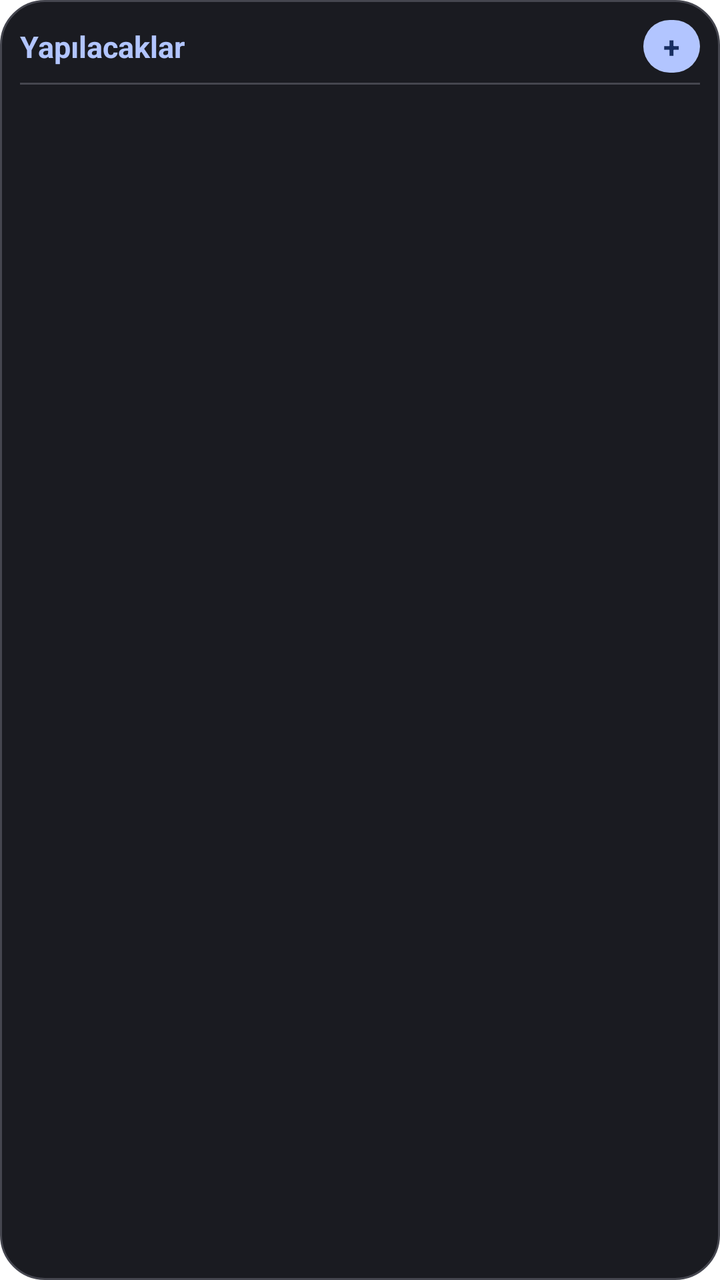
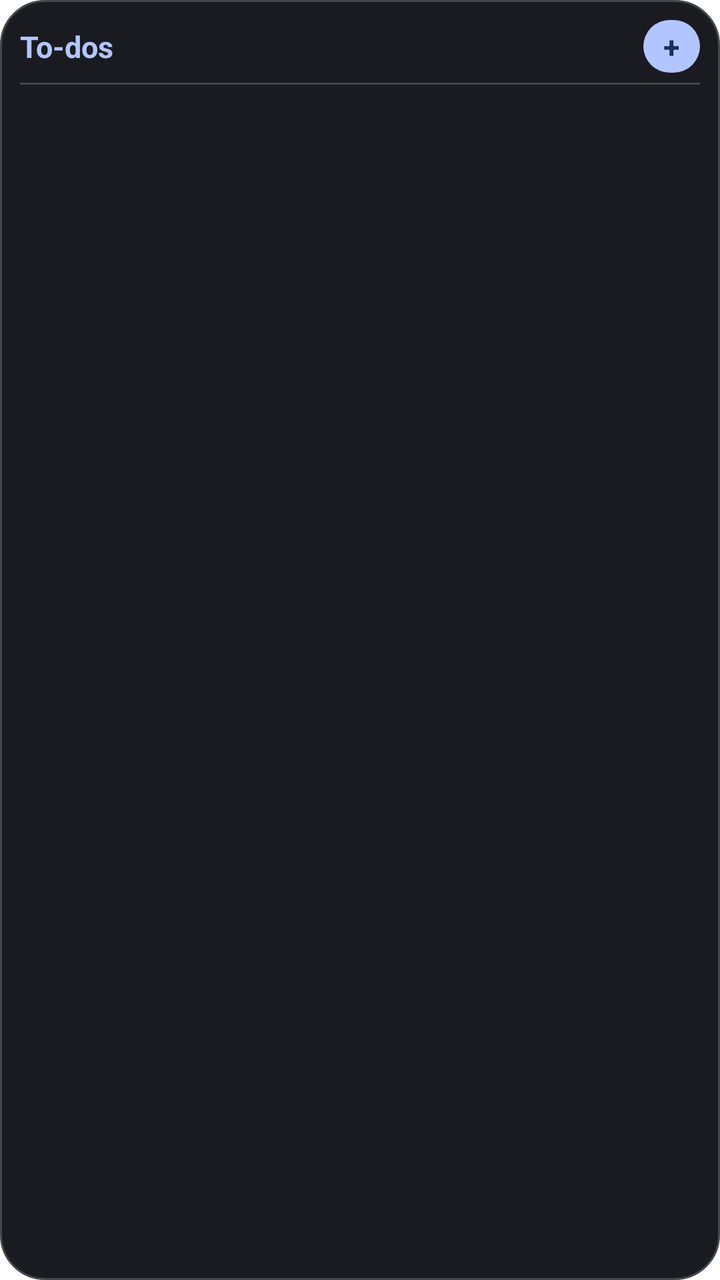

Two renders of the same Android screen: before a commit and after it. Below are the layout's source before the change and the commit's diff.
<!-- AndroidManifest.xml: fallback theme Theme.MaterialComponents.DayNight.NoActionBar -->
<!-- res/layout/todo_widget_dark.xml -->
<?xml version="1.0" encoding="utf-8"?>
<LinearLayout xmlns:android="http://schemas.android.com/apk/res/android"
    android:id="@+id/todo_widget_container"
    android:layout_width="match_parent"
    android:layout_height="match_parent"
    android:background="@drawable/widget_bg_dark"
    android:orientation="vertical"
    android:padding="10dp">

    
    <LinearLayout
        android:layout_width="match_parent"
        android:layout_height="wrap_content"
        android:gravity="center_vertical"
        android:orientation="horizontal">

        <TextView
            android:id="@+id/todo_widget_title"
            android:layout_width="0dp"
            android:layout_height="wrap_content"
            android:layout_weight="1"
            android:text="Yapılacaklar"
            android:textColor="@color/widget_title_dark"
            android:textSize="15sp"
            android:textStyle="bold" />

        <TextView
            android:id="@+id/todo_widget_add_btn"
            android:layout_width="wrap_content"
            android:layout_height="wrap_content"
            android:background="@drawable/widget_button_bg_dark"
            android:paddingStart="10dp"
            android:paddingEnd="10dp"
            android:paddingTop="3dp"
            android:paddingBottom="3dp"
            android:text="+"
            android:textColor="@color/widget_button_text_dark"
            android:textSize="15sp"
            android:textStyle="bold" />
    </LinearLayout>

    <FrameLayout
        android:layout_width="match_parent"
        android:layout_height="1dp"
        android:layout_marginTop="5dp"
        android:layout_marginBottom="4dp"
        android:background="@color/widget_divider_dark" />

    
    <TextView
        android:id="@+id/todo_widget_empty"
        android:layout_width="match_parent"
        android:layout_height="match_parent"
        android:gravity="center"
        android:text="Yapılacak yok · + Ekle"
        android:textColor="@color/widget_empty_dark"
        android:textSize="13sp"
        android:visibility="gone" />

    
    <ListView
        android:id="@+id/todo_list_view"
        android:layout_width="match_parent"
        android:layout_height="0dp"
        android:layout_weight="1"
        android:divider="@null"
        android:dividerHeight="0dp"
        android:scrollbars="vertical" />

</LinearLayout>
<!-- resources referenced by this layout -->
<resources>
  <color name="widget_button_text_dark">#182E60</color>
  <color name="widget_divider_dark">#45464F</color>
  <color name="widget_empty_dark">#C5C6D0</color>
  <color name="widget_title_dark">#B2C5FF</color>
  <!-- drawable widget_bg_dark (drawable) -->
  <?xml version="1.0" encoding="utf-8"?>
  <shape xmlns:android="http://schemas.android.com/apk/res/android"
      android:shape="rectangle">
      <corners android:radius="22dp" />
      <solid android:color="@color/widget_bg_dark" />
      <stroke android:width="1dp" android:color="@color/widget_border_dark" />
  </shape>
  <!-- drawable widget_button_bg_dark (drawable) -->
  <?xml version="1.0" encoding="utf-8"?>
  <shape xmlns:android="http://schemas.android.com/apk/res/android"
      android:shape="rectangle">
      <corners android:radius="14dp" />
      <solid android:color="@color/widget_button_bg_dark" />
  </shape>
  <color name="widget_bg_dark">#1A1B21</color>
  <color name="widget_border_dark">#45464F</color>
  <color name="widget_button_bg_dark">#B2C5FF</color>
</resources>

<!-- the commit's change to res/layout/todo_widget_dark.xml (unified diff, before → after) -->
@@ -19,7 +19,7 @@
             android:layout_width="0dp"
             android:layout_height="wrap_content"
             android:layout_weight="1"
-            android:text="Yapılacaklar"
+            android:text="@string/todo_widget_name"
             android:textColor="@color/widget_title_dark"
             android:textSize="15sp"
             android:textStyle="bold" />
@@ -52,7 +52,7 @@
         android:layout_width="match_parent"
         android:layout_height="match_parent"
         android:gravity="center"
-        android:text="Yapılacak yok · + Ekle"
+        android:text="@string/todo_widget_empty"
         android:textColor="@color/widget_empty_dark"
         android:textSize="13sp"
         android:visibility="gone" />
<!-- resource entries referenced after the edit -->
@@ -19,6 +19,8 @@
       <corners android:radius="14dp" />
       <solid android:color="@color/widget_button_bg_dark" />
   </shape>
+  <string name="todo_widget_empty">No to-dos · + Add</string>
+  <string name="todo_widget_name">To-dos</string>
   <color name="widget_bg_dark">#1A1B21</color>
   <color name="widget_border_dark">#45464F</color>
   <color name="widget_button_bg_dark">#B2C5FF</color>
